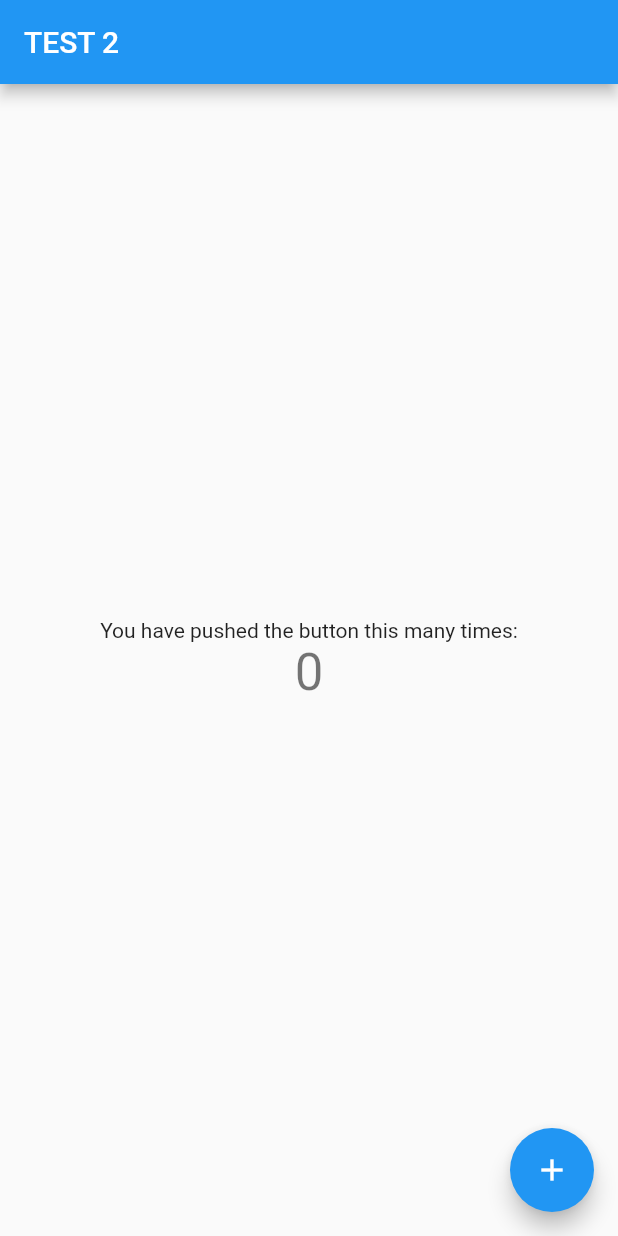
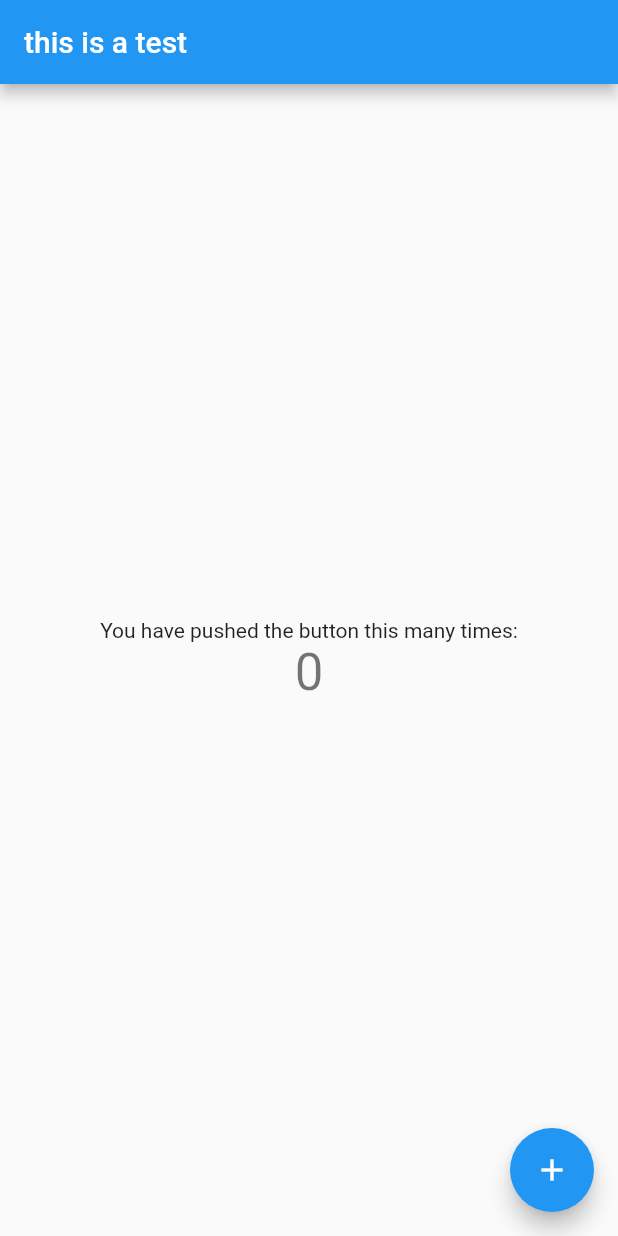
Before and after one commit to OGDergon/4800-classproject, a Flutter app: the screen it shows after launch, on a phone screen of 412 x 824 dp. Run offline on Flutter 3.47's test engine with Material 2 defaults, Android fonts, the phone set to English and light mode, and no system bars.

```diff
--- a/lib/main.dart
+++ b/lib/main.dart
@@ -24,7 +24,7 @@ class MyApp extends StatelessWidget {
         // is not restarted.
         primarySwatch: Colors.blue,
       ),
-      home: const MyHomePage(title: 'TEST 2'),
+      home: const MyHomePage(title: 'this is a test'),
     );
   }
 }
```
